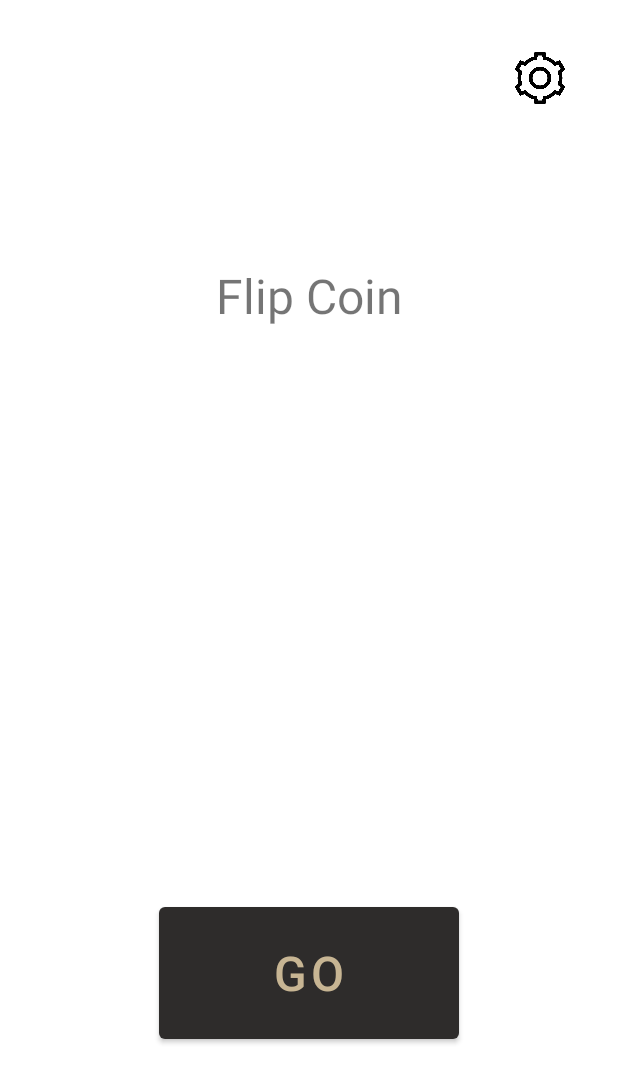
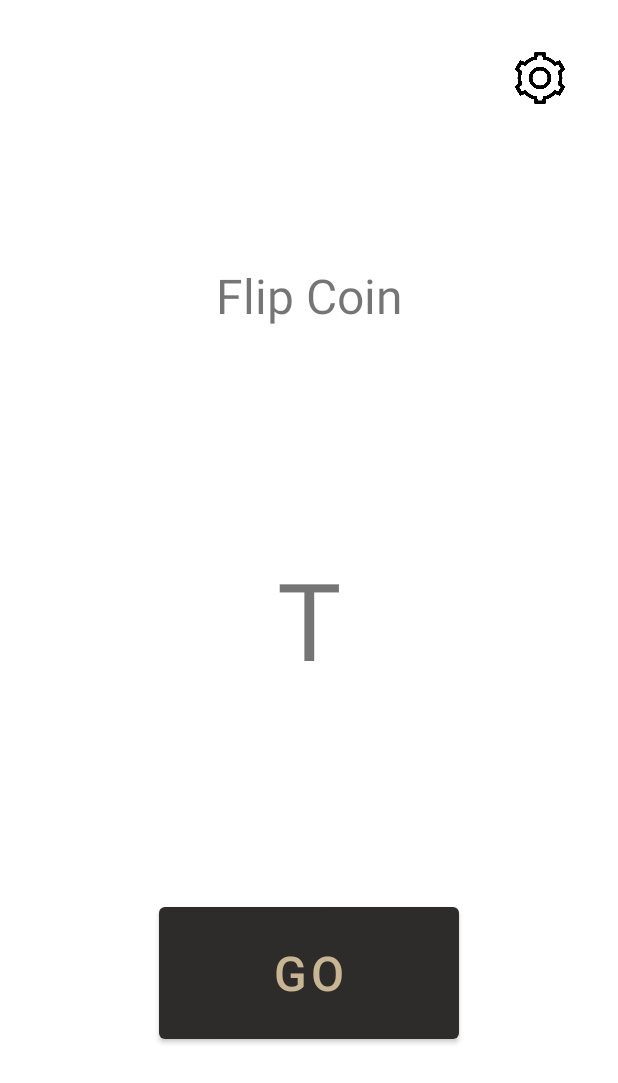
Before and after one commit to KenjiTakahashi-Rial/Randomness, an Android app: the FlipCoinActivity screen opened directly, with no data from a screen before it, after a tap on "GO", on a phone screen of 412 x 824 dp. Shown: the top 1083 px of the screen. Run offline under Robolectric (Android 15) with nearby library versions, the phone set to English and light mode, and no system bars.

Commit message:
Got flip coin working

```diff
--- a/app/src/main/java/com/kenjitakahashirial/randomness/activities/FlipCoinActivity.kt
+++ b/app/src/main/java/com/kenjitakahashirial/randomness/activities/FlipCoinActivity.kt
@@ -1,7 +1,10 @@
 package com.kenjitakahashirial.randomness.activities
 
+import android.widget.TextView
 import com.kenjitakahashirial.randomness.R
 import com.kenjitakahashirial.randomness.activities.abstract.BaseRandomActivity
+import com.kenjitakahashirial.randomness.utilities.FlipCoinSettings
+import kotlin.random.Random
 
 class FlipCoinActivity : BaseRandomActivity() {
     override val layout = R.layout.activity_flip_coin
@@ -11,6 +14,13 @@ class FlipCoinActivity : BaseRandomActivity() {
     override val settingsActivityClass = FlipCoinSettingsActivity::class.java
 
     override fun generateNext() {
+        val settings = sharedPreferences.getClass(settingsKey, FlipCoinSettings())
 
+        // TODO: Use an image instead of a String
+        val result = if (Random.nextBoolean()) "H" else "T"
+
+        val resultTextView = findViewById<TextView>(R.id.flipCoinResultTextView).apply {
+            text = result
+        }
     }
 }
--- a/app/src/main/java/com/kenjitakahashirial/randomness/activities/abstract/BaseRandomActivity.kt
+++ b/app/src/main/java/com/kenjitakahashirial/randomness/activities/abstract/BaseRandomActivity.kt
@@ -3,6 +3,7 @@ package com.kenjitakahashirial.randomness.activities.abstract
 import android.content.Intent
 import android.os.Bundle
 import android.widget.Button
+import android.widget.ImageButton
 import com.kenjitakahashirial.randomness.BaseSharedPreferencesActivity
 import com.kenjitakahashirial.randomness.R
 
@@ -22,7 +23,7 @@ abstract class BaseRandomActivity : BaseSharedPreferencesActivity() {
         val generateButton = findViewById<Button>(generateButtonId).apply {
             setOnClickListener { generateNext() }
         }
-        val settingsButton = findViewById<Button>(settingsButtonId).apply {
+        val settingsButton = findViewById<ImageButton>(settingsButtonId).apply {
             setOnClickListener { openSettings() }
         }
 
--- /dev/null
+++ b/app/src/main/java/com/kenjitakahashirial/randomness/utilities/FlipCoinSettings.kt
@@ -0,0 +1,6 @@
+package com.kenjitakahashirial.randomness.utilities
+
+import kotlinx.serialization.Serializable
+
+@Serializable
+data class FlipCoinSettings (val numCoins: Int = 1)
--- a/app/src/main/res/layout/activity_random_integer.xml
+++ b/app/src/main/res/layout/activity_random_integer.xml
@@ -40,7 +40,7 @@
         app:layout_constraintStart_toStartOf="parent"
         app:layout_constraintTop_toTopOf="parent" />
 
-    <Button
+    <ImageButton
         android:id="@+id/randomIntegerSettingsButton"
         android:layout_width="40dp"
         android:layout_height="40dp"
```
